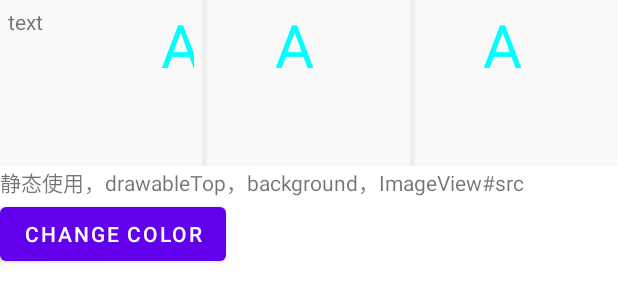
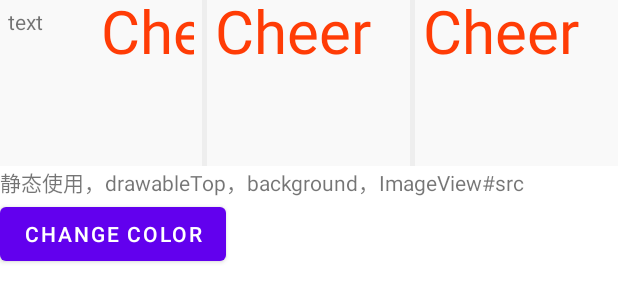
Before and after one commit to leobert-lan/DrawableWorkShop, an Android app: the layout activity_main.xml on its own in the app's theme, with its tools: preview values and no code run, on a phone screen of 412 x 824 dp. Shown: the top 302 px of the screen. Run offline under Robolectric (Android 15) with nearby library versions, the phone set to English and light mode, and no system bars.

Commit message:
version 2 支持颜色和字号等可配

```diff
--- a/DrawableWorkShop/app/src/main/java/osp/leobert/android/drawableworkshop/MainActivity.kt
+++ b/DrawableWorkShop/app/src/main/java/osp/leobert/android/drawableworkshop/MainActivity.kt
@@ -26,7 +26,7 @@ class MainActivity : AppCompatActivity() {
         binding.btnChangeColor.setOnClickListener {
             letterDrawable?.let {
                 Log.d(tag,"has callback: ${it.callback == null}")
-                it.paint.color = Color.MAGENTA
+                it.color = Color.MAGENTA
                 it.invalidateSelf()
             }
         }
--- a/DrawableWorkShop/app/src/main/java/osp/leobert/android/drawableworkshop/drawable/LetterDrawable.kt
+++ b/DrawableWorkShop/app/src/main/java/osp/leobert/android/drawableworkshop/drawable/LetterDrawable.kt
@@ -1,8 +1,16 @@
 package osp.leobert.android.drawableworkshop.drawable
 
+import android.content.res.Resources
+import android.content.res.Resources.Theme
+import android.content.res.TypedArray
 import android.graphics.*
 import android.graphics.drawable.Drawable
+import android.util.AttributeSet
 import android.util.Log
+import org.xmlpull.v1.XmlPullParser
+import osp.leobert.android.drawableworkshop.R
+import kotlin.properties.ReadWriteProperty
+import kotlin.reflect.KProperty
 
 /**
  * <p><b>Package:</b> osp.leobert.android.drawableworkshop.drawable </p>
@@ -11,18 +19,64 @@ import android.util.Log
  * Created by leobert on 2021/1/29.
  */
 class LetterDrawable : Drawable() {
+
+    private class Size(val type: Int) : ReadWriteProperty<LetterDrawable, Float?> {
+        private var prop: Float? = null
+        override fun getValue(thisRef: LetterDrawable, property: KProperty<*>): Float? {
+            return prop ?: thisRef.run {
+                val rect = Rect()
+                this.paint.getTextBounds(this.letter, 0, this.letter.length, rect)
+                val s = when (type) {
+                    0 -> rect.width()
+                    else -> rect.height()
+                }.toFloat()
+                prop = s
+                prop
+            }
+        }
+
+        override fun setValue(thisRef: LetterDrawable, property: KProperty<*>, value: Float?) {
+            prop = value
+        }
+
+    }
+
+    private fun obtainAttributes(
+        res: Resources,
+        theme: Theme?, set: AttributeSet, attrs: IntArray
+    ): TypedArray {
+        return theme?.obtainStyledAttributes(set, attrs, 0, 0) ?: res.obtainAttributes(set, attrs)
+    }
+
     val tag = "LetterDrawable"
 
-    var letter: Char = 'A'
+    var letter: String = "A"
 
-    val paint = Paint().apply {
+    var color: Int = Color.CYAN
+        set(value) {
+            field = value
+            paint.color = value
+        }
+
+    var textSize: Float = 60f
+        set(value) {
+            field = value
+            width = null
+            height = null
+            paint.textSize = value
+        }
+
+    private val paint = Paint().apply {
         textSize = 60f
         color = Color.CYAN
     }
 
+    private var width by Size(0)
+    private var height by Size(1)
+
     override fun draw(canvas: Canvas) {
-        Log.d(tag, "on draw")
-        canvas.drawText(letter.toString(), 60f, 60f, paint)
+        Log.d(tag, "on draw,$letter , $height")
+        canvas.drawText(letter, 0f, height ?: 60f, paint)
     }
 
     override fun setAlpha(alpha: Int) {
@@ -36,4 +90,23 @@ class LetterDrawable : Drawable() {
     override fun getOpacity(): Int {
         return PixelFormat.TRANSLUCENT
     }
+
+    override fun inflate(
+        r: Resources,
+        parser: XmlPullParser,
+        attrs: AttributeSet,
+        theme: Resources.Theme?
+    ) {
+        super.inflate(r, parser, attrs, theme)
+        val a: TypedArray = obtainAttributes(r, theme, attrs, R.styleable.letter_drawable)
+        letter = a.getString(R.styleable.letter_drawable_android_text) ?: "A"
+
+        textSize = a.getDimension(R.styleable.letter_drawable_android_textSize, 60f)
+        color = a.getColor(R.styleable.letter_drawable_color, Color.CYAN)
+
+        a.recycle()
+
+        paint.color = color
+        paint.textSize = textSize
+    }
 }
--- a/DrawableWorkShop/app/src/main/res/drawable-v24/letter_drawable.xml
+++ b/DrawableWorkShop/app/src/main/res/drawable-v24/letter_drawable.xml
@@ -1,5 +1,10 @@
 <?xml version="1.0" encoding="utf-8"?>
-<osp.leobert.android.drawableworkshop.drawable.LetterDrawable xmlns:android="http://schemas.android.com/apk/res/android"
-    >
+<osp.leobert.android.drawableworkshop.drawable.LetterDrawable
+    xmlns:android="http://schemas.android.com/apk/res/android"
+    xmlns:app="http://schemas.android.com/apk/res-auto"
+    android:textSize="40sp"
+    app:color="#ff3c06"
+    android:text="@string/letters">
+
 
 </osp.leobert.android.drawableworkshop.drawable.LetterDrawable>
--- /dev/null
+++ b/DrawableWorkShop/app/src/main/res/values/letter_attr.xml
@@ -0,0 +1,10 @@
+<resources xmlns:tools="http://schemas.android.com/tools">
+
+    <declare-styleable name="letter_drawable">
+        <attr name="android:text" format="string|reference"/>
+        <attr name="color" format="color|reference"/>
+        <attr name="android:textSize" format="dimension|reference"/>
+
+    </declare-styleable>
+
+</resources>
--- a/DrawableWorkShop/app/src/main/res/values/strings.xml
+++ b/DrawableWorkShop/app/src/main/res/values/strings.xml
@@ -1,3 +1,4 @@
 <resources>
     <string name="app_name">DrawableWorkShop</string>
+    <string name="letters">Cheer</string>
 </resources>
```
